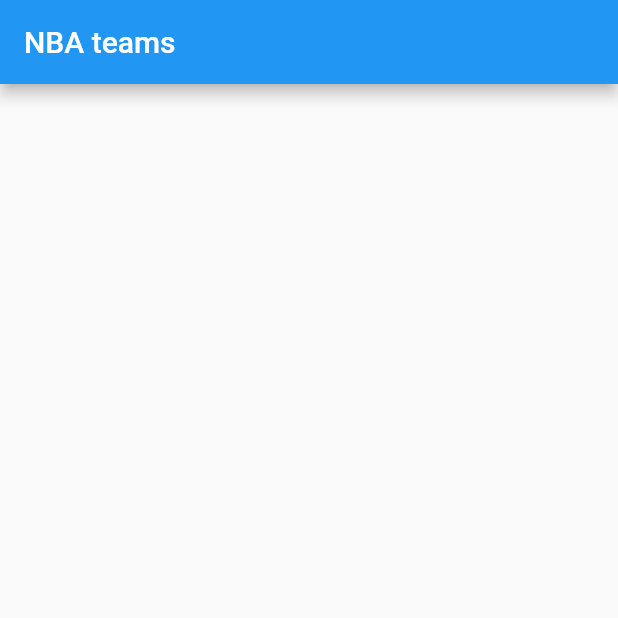
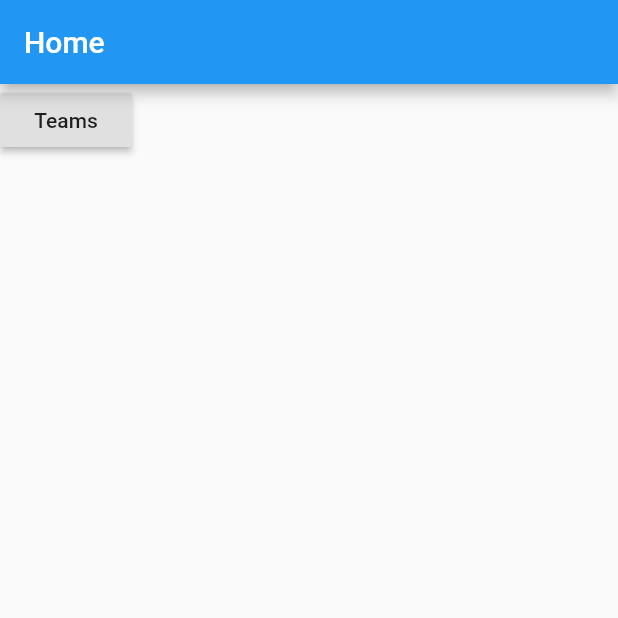
Before and after one commit to carlosmuvi/nba-flutter-redux, a Flutter app: the screen it shows after launch, on a phone screen of 412 x 824 dp, the top half of it. Run offline on Flutter 3.47's test engine with Material 2 defaults, Android fonts, the phone set to English and light mode, and no system bars; our stand-ins replace flutter_redux, redux; network calls fail.

Commit message:
Adds home screen.

```diff
--- a/lib/app/main.dart
+++ b/lib/app/main.dart
@@ -1,6 +1,6 @@
 import 'package:flutter/material.dart';
 import 'package:nba/app/middleware.dart';
-import 'package:nba/features/teams/page.dart';
+import 'package:nba/features/home/page.dart';
 import 'package:nba/app/state.dart';
 import 'package:nba/app/reducer.dart';
 import 'package:flutter_redux/flutter_redux.dart';
@@ -23,7 +23,7 @@ class NBAApp extends StatelessWidget {
           theme: ThemeData(
             primarySwatch: Colors.blue,
           ),
-          home: TeamsPage(),
+          home: HomePage(),
         ),
       );
 }
--- a/lib/app/reducer.dart
+++ b/lib/app/reducer.dart
@@ -1,6 +1,8 @@
+import 'package:nba/features/home/reducer.dart';
 import 'package:nba/features/teams/reducer.dart';
 import 'package:nba/app/state.dart';
 
 AppState appReducer(AppState state, action) => AppState(
+      homeReducer(state.homeState, action),
       teamsReducer(state.teamsState, action),
     );
--- a/lib/app/state.dart
+++ b/lib/app/state.dart
@@ -1,9 +1,11 @@
+import 'package:nba/features/home/state.dart';
 import 'package:nba/features/teams/state.dart';
 
 class AppState {
+  final HomeState homeState;
   final TeamsState teamsState;
 
-  AppState(this.teamsState);
+  AppState(this.homeState, this.teamsState);
 
-  factory AppState.initial() => AppState(TeamsState.initial());
+  factory AppState.initial() => AppState(HomeState.initial(), TeamsState.initial());
 }
--- /dev/null
+++ b/lib/features/home/page.dart
@@ -0,0 +1,48 @@
+import 'package:flutter/material.dart';
+import 'package:flutter/widgets.dart';
+import 'package:meta/meta.dart';
+import 'package:nba/features/teams/action.dart';
+import 'package:nba/app/state.dart';
+import 'package:redux/redux.dart';
+import 'package:flutter_redux/flutter_redux.dart';
+
+class HomePage extends StatelessWidget {
+  @override
+  Widget build(BuildContext context) => StoreConnector<AppState, _ViewModel>(
+        onInit: (store) {
+          store.dispatch(LoadTeamsAction());
+        },
+        converter: (Store<AppState> store) => _ViewModel.create(store),
+        builder: (BuildContext context, _ViewModel viewModel) => Scaffold(
+              appBar: AppBar(
+                title: Text(viewModel.pageTitle),
+              ),
+              body: Column(
+                  children: viewModel.buttons
+                      .map((_ButtonViewModel item) => _createWidget(item))
+                      .toList()),
+            ),
+      );
+
+  Widget _createWidget(_ButtonViewModel item) =>
+      RaisedButton(child: Text(item.title), onPressed: item.onClickItem);
+}
+
+@immutable
+class _ViewModel {
+  final String pageTitle;
+  final List<_ButtonViewModel> buttons;
+
+  _ViewModel(this.pageTitle, this.buttons);
+
+  factory _ViewModel.create(Store<AppState> store) =>
+      _ViewModel("Home", [_ButtonViewModel("Teams", () => {})]);
+}
+
+@immutable
+class _ButtonViewModel {
+  final String title;
+  final Function() onClickItem;
+
+  _ButtonViewModel(this.title, this.onClickItem);
+}
--- /dev/null
+++ b/lib/features/home/reducer.dart
@@ -0,0 +1,4 @@
+import 'package:nba/features/home/state.dart';
+import 'package:redux/redux.dart';
+
+final Reducer<HomeState> homeReducer = combineReducers([]);
--- /dev/null
+++ b/lib/features/home/state.dart
@@ -0,0 +1,6 @@
+class HomeState {
+
+  HomeState();
+
+  factory HomeState.initial() => HomeState();
+}
```
